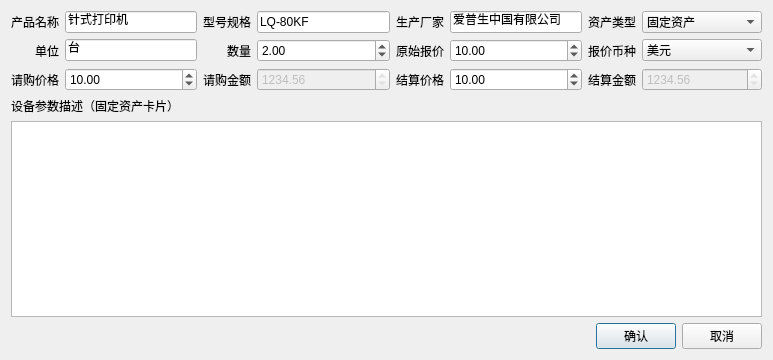
First picture: the form in editor_template.ui, repository earlideal/jiandan, before the edit.
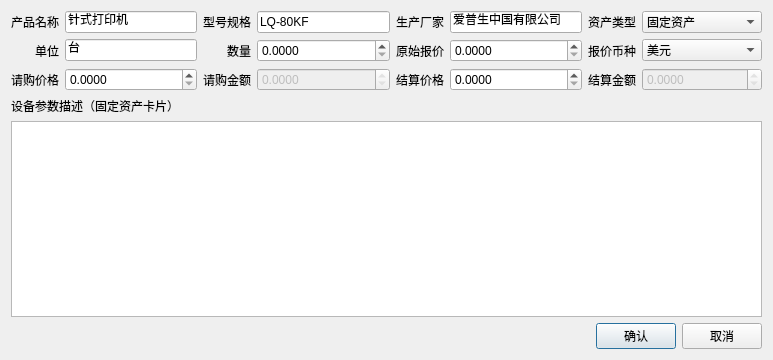
Second picture: the form after the edit.

```diff
--- a/editor_template.ui
+++ b/editor_template.ui
@@ -69,12 +69,12 @@
        <property name="readOnly">
         <bool>true</bool>
        </property>
+       <property name="decimals">
+        <number>4</number>
+       </property>
        <property name="maximum">
         <double>999999999.990000009536743</double>
        </property>
-       <property name="value">
-        <double>1234.559999999999945</double>
-       </property>
       </widget>
      </item>
      <item row="2" column="5">
@@ -85,12 +85,12 @@
          <height>0</height>
         </size>
        </property>
+       <property name="decimals">
+        <number>4</number>
+       </property>
        <property name="maximum">
         <double>999999999.990000009536743</double>
        </property>
-       <property name="value">
-        <double>10.000000000000000</double>
-       </property>
       </widget>
      </item>
      <item row="1" column="5">
@@ -101,12 +101,12 @@
          <height>0</height>
         </size>
        </property>
+       <property name="decimals">
+        <number>4</number>
+       </property>
        <property name="maximum">
         <double>999999999.990000009536743</double>
        </property>
-       <property name="value">
-        <double>10.000000000000000</double>
-       </property>
       </widget>
      </item>
      <item row="1" column="7">
@@ -143,12 +143,12 @@
        <property name="readOnly">
         <bool>true</bool>
        </property>
+       <property name="decimals">
+        <number>4</number>
+       </property>
        <property name="maximum">
         <double>999999999.990000009536743</double>
        </property>
-       <property name="value">
-        <double>1234.559999999999945</double>
-       </property>
       </widget>
      </item>
      <item row="2" column="1">
@@ -159,12 +159,12 @@
          <height>0</height>
         </size>
        </property>
+       <property name="decimals">
+        <number>4</number>
+       </property>
        <property name="maximum">
         <double>999999999.990000009536743</double>
        </property>
-       <property name="value">
-        <double>10.000000000000000</double>
-       </property>
       </widget>
      </item>
      <item row="0" column="7">
@@ -195,12 +195,12 @@
          <height>0</height>
         </size>
        </property>
+       <property name="decimals">
+        <number>4</number>
+       </property>
        <property name="maximum">
         <double>999999999.990000009536743</double>
        </property>
-       <property name="value">
-        <double>2.000000000000000</double>
-       </property>
       </widget>
      </item>
      <item row="1" column="1">
```
Left out of the diff: 32 changed lines with no effect on the pictures.
